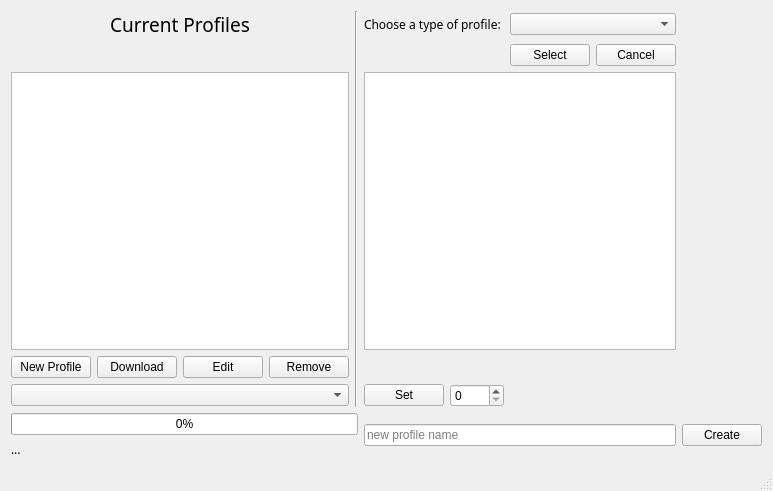
barbosaMatheus/USR_Coffee_Profiles, file mainwindow.ui: the form before one commit.
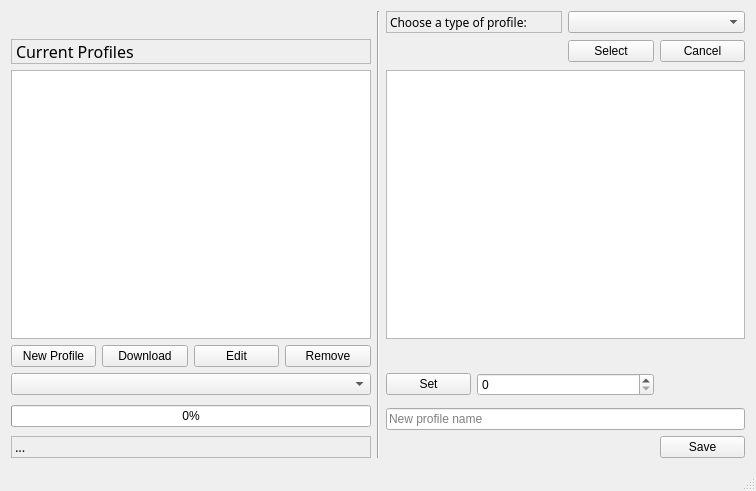
The form after the commit.

Commit message: Made quite a few UI changes to make it look nicer.

Patch:
```diff
--- a/mainwindow.ui
+++ b/mainwindow.ui
@@ -15,25 +15,27 @@
   </property>
   <widget class="QWidget" name="centralWidget">
    <layout class="QGridLayout" name="gridLayout">
-    <item row="0" column="0" colspan="4">
-     <widget class="QLabel" name="label">
-      <property name="font">
-       <font>
-        <family>Book Antiqua</family>
-       </font>
-      </property>
+    <item row="3" column="3">
+     <widget class="QPushButton" name="remove_button">
       <property name="text">
-       <string>&lt;html&gt;&lt;head/&gt;&lt;body&gt;&lt;p align=&quot;center&quot;&gt;&lt;span style=&quot; font-size:14pt;&quot;&gt;Current Profiles&lt;/span&gt;&lt;/p&gt;&lt;/body&gt;&lt;/html&gt;</string>
+       <string>Remove</string>
       </property>
      </widget>
     </item>
-    <item row="0" column="4" rowspan="5">
+    <item row="0" column="4" rowspan="8">
      <widget class="Line" name="line">
       <property name="orientation">
        <enum>Qt::Vertical</enum>
       </property>
      </widget>
     </item>
+    <item row="7" column="8">
+     <widget class="QPushButton" name="save_button">
+      <property name="text">
+       <string>Save</string>
+      </property>
+     </widget>
+    </item>
     <item row="0" column="5" colspan="2">
      <widget class="QLabel" name="choose_label">
       <property name="font">
@@ -41,13 +43,26 @@
         <family>Book Antiqua</family>
        </font>
       </property>
+      <property name="frameShape">
+       <enum>QFrame::StyledPanel</enum>
+      </property>
+      <property name="frameShadow">
+       <enum>QFrame::Raised</enum>
+      </property>
+      <property name="lineWidth">
+       <number>5</number>
+      </property>
       <property name="text">
        <string>&lt;html&gt;&lt;head/&gt;&lt;body&gt;&lt;p&gt;&lt;span style=&quot; font-size:11pt;&quot;&gt;Choose a type of profile:&lt;/span&gt;&lt;/p&gt;&lt;/body&gt;&lt;/html&gt;</string>
       </property>
      </widget>
     </item>
-    <item row="0" column="7" colspan="2">
-     <widget class="QComboBox" name="time_box"/>
+    <item row="1" column="8">
+     <widget class="QPushButton" name="cancel_button">
+      <property name="text">
+       <string>Cancel</string>
+      </property>
+     </widget>
     </item>
     <item row="1" column="7">
      <widget class="QPushButton" name="select_button">
@@ -56,19 +71,12 @@
       </property>
      </widget>
     </item>
-    <item row="2" column="0" colspan="4">
-     <widget class="QListView" name="pro_list"/>
+    <item row="0" column="7" colspan="2">
+     <widget class="QComboBox" name="time_box"/>
     </item>
     <item row="2" column="5" colspan="4">
      <widget class="QTableView" name="pro_table"/>
     </item>
-    <item row="3" column="0">
-     <widget class="QPushButton" name="new_button">
-      <property name="text">
-       <string>New Profile</string>
-      </property>
-     </widget>
-    </item>
     <item row="3" column="1">
      <widget class="QPushButton" name="download_button">
       <property name="text">
@@ -76,6 +84,30 @@
       </property>
      </widget>
     </item>
+    <item row="3" column="0">
+     <widget class="QPushButton" name="new_button">
+      <property name="text">
+       <string>New Profile</string>
+      </property>
+     </widget>
+    </item>
+    <item row="5" column="0" rowspan="2" colspan="4">
+     <widget class="QProgressBar" name="progress_bar">
+      <property name="value">
+       <number>0</number>
+      </property>
+     </widget>
+    </item>
+    <item row="6" column="5" colspan="4">
+     <widget class="QLineEdit" name="name_edit">
+      <property name="placeholderText">
+       <string>New profile name</string>
+      </property>
+     </widget>
+    </item>
+    <item row="4" column="0" colspan="4">
+     <widget class="QComboBox" name="roaster_box"/>
+    </item>
     <item row="3" column="2">
      <widget class="QPushButton" name="edit_button">
       <property name="text">
@@ -83,16 +115,6 @@
       </property>
      </widget>
     </item>
-    <item row="3" column="3">
-     <widget class="QPushButton" name="remove_button">
-      <property name="text">
-       <string>Remove</string>
-      </property>
-     </widget>
-    </item>
-    <item row="4" column="0" colspan="4">
-     <widget class="QComboBox" name="roaster_box"/>
-    </item>
     <item row="4" column="5">
      <widget class="QPushButton" name="set_button">
       <property name="text">
@@ -100,56 +122,73 @@
       </property>
      </widget>
     </item>
-    <item row="4" column="6">
+    <item row="4" column="6" colspan="2">
      <widget class="QSpinBox" name="value_box">
       <property name="maximum">
        <number>1000</number>
       </property>
      </widget>
     </item>
-    <item row="5" column="0" colspan="5">
-     <widget class="QProgressBar" name="progress_bar">
-      <property name="value">
-       <number>0</number>
-      </property>
-     </widget>
-    </item>
-    <item row="5" column="5" rowspan="2" colspan="4">
-     <widget class="QLineEdit" name="name_edit">
-      <property name="placeholderText">
-       <string>new profile name</string>
-      </property>
-     </widget>
-    </item>
-    <item row="5" column="9" rowspan="2">
-     <widget class="QPushButton" name="create_button">
-      <property name="text">
-       <string>Create</string>
-      </property>
-     </widget>
-    </item>
-    <item row="6" column="0" colspan="4">
+    <item row="7" column="0" colspan="4">
      <widget class="QLabel" name="status_label">
       <property name="font">
        <font>
         <family>Book Antiqua</family>
+        <pointsize>10</pointsize>
        </font>
       </property>
+      <property name="frameShape">
+       <enum>QFrame::StyledPanel</enum>
+      </property>
+      <property name="frameShadow">
+       <enum>QFrame::Raised</enum>
+      </property>
+      <property name="lineWidth">
+       <number>5</number>
+      </property>
       <property name="text">
        <string>...</string>
       </property>
      </widget>
     </item>
-    <item row="1" column="8">
-     <widget class="QPushButton" name="cancel_button">
+    <item row="2" column="0" colspan="4">
+     <widget class="QListView" name="pro_list"/>
+    </item>
+    <item row="1" column="0" colspan="4">
+     <widget class="QLabel" name="label">
+      <property name="font">
+       <font>
+        <family>Book Antiqua</family>
+        <pointsize>12</pointsize>
+       </font>
+      </property>
+      <property name="frameShape">
+       <enum>QFrame::StyledPanel</enum>
+      </property>
+      <property name="frameShadow">
+       <enum>QFrame::Raised</enum>
+      </property>
+      <property name="lineWidth">
+       <number>5</number>
+      </property>
       <property name="text">
-       <string>Cancel</string>
+       <string>&lt;html&gt;&lt;head/&gt;&lt;body&gt;&lt;p&gt;Current Profiles&lt;/p&gt;&lt;/body&gt;&lt;/html&gt;</string>
       </property>
      </widget>
     </item>
    </layout>
   </widget>
   <widget class="QStatusBar" name="statusBar"/>
+  <widget class="QMenuBar" name="menuBar">
+   <property name="geometry">
+    <rect>
+     <x>0</x>
+     <y>0</y>
+     <width>756</width>
+     <height>21</height>
+    </rect>
+   </property>
+  </widget>
  </widget>
  <layoutdefault spacing="6" margin="11"/>
  <resources/>
```
The commit also changes 3 other files.
